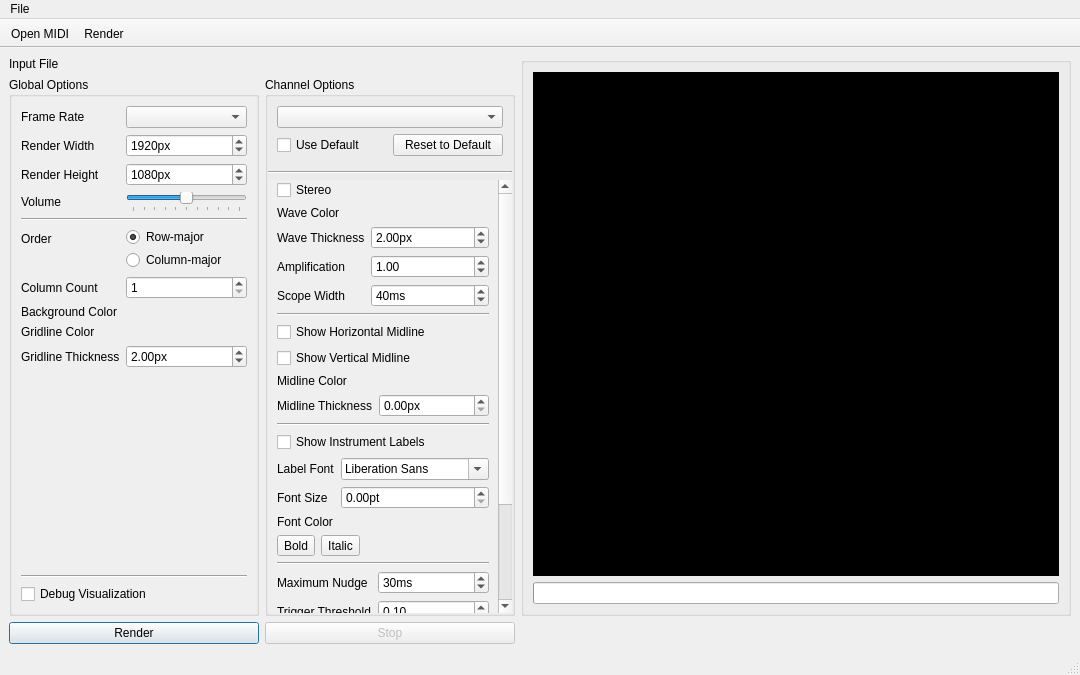
Before: the Qt Designer form mainwindow.ui in Robert-Furth/Osmium, drawn with Qt 5.
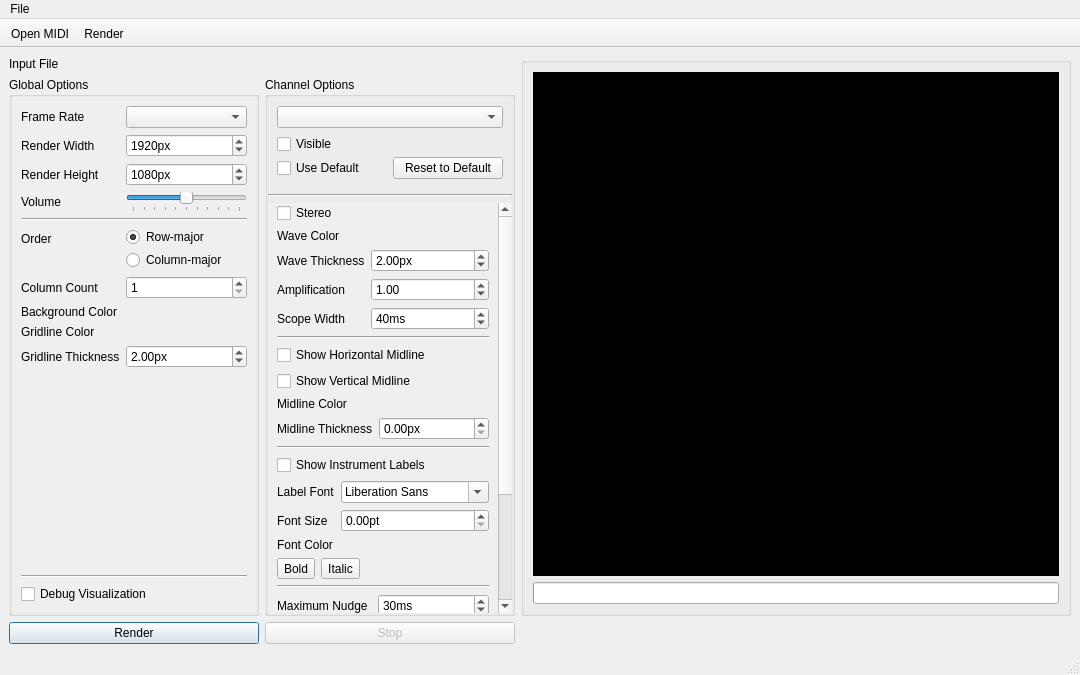
After: the same form once the commit is applied. Icons and pictures are not drawn. Custom widgets are drawn as their Qt base class.

Commit message: Add instrument labels options, channel visibility

Patch:
```diff
--- a/mainwindow.ui
+++ b/mainwindow.ui
@@ -475,6 +475,13 @@
                </property>
               </widget>
              </item>
+             <item row="0" column="0" colspan="2">
+              <widget class="QCheckBox" name="chbIsVisible">
+               <property name="text">
+                <string>Visible</string>
+               </property>
+              </widget>
+             </item>
             </layout>
            </widget>
           </item>
```
Left out of the diff: 2 changed lines with no effect on the pictures. The commit also changes 5 other files.
